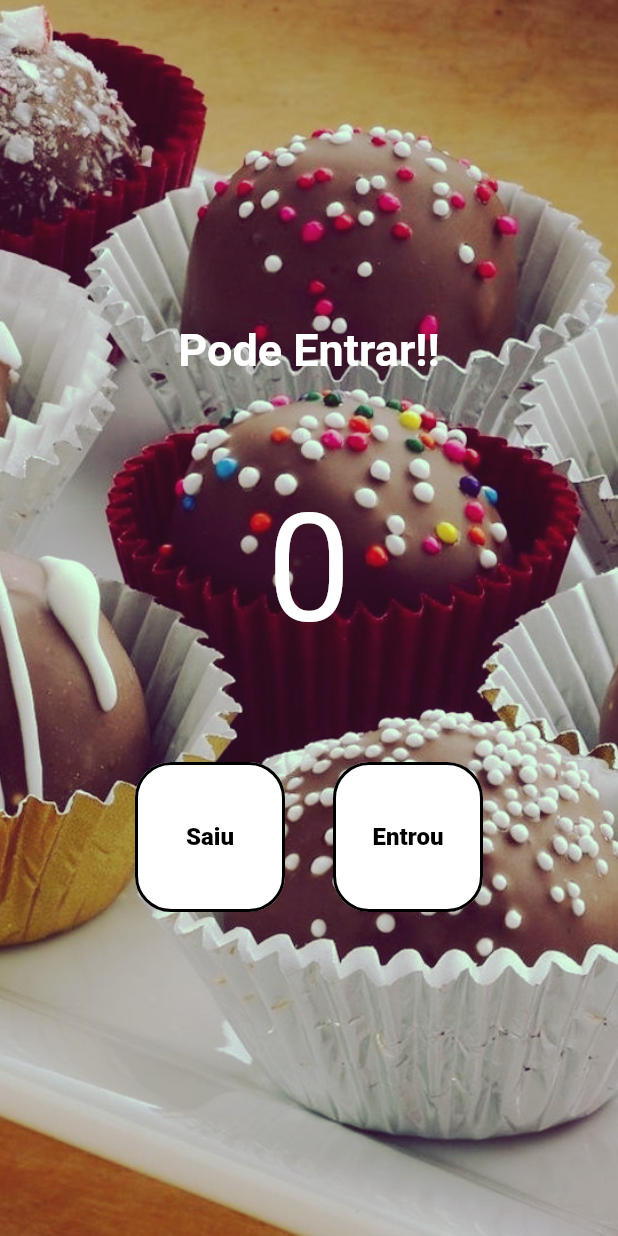
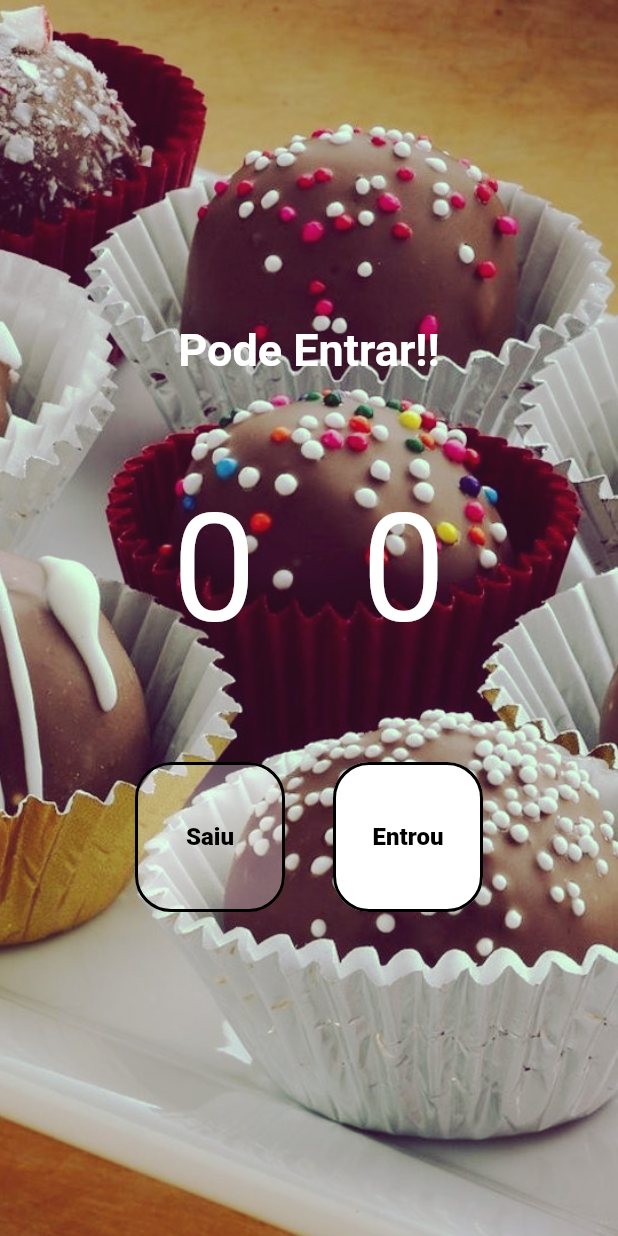
Before and after one commit to zamuelfernandes/contador, a Flutter app: the screen it shows after launch, after a tap on "Entrou", after a tap on "Saiu", on a phone screen of 412 x 824 dp. Run offline on Flutter 3.47's test engine with Material 2 defaults, Android fonts, the phone set to English and light mode, and no system bars.

Commit message:
Personalizações adicionais

```diff
--- a/lib/main.dart
+++ b/lib/main.dart
@@ -25,17 +25,23 @@ class HomePage extends StatefulWidget {
 }
 
 class _HomePageState extends State<HomePage> {
-  int count = 0;
+  int count1 = 0;
+  int count2 = 0;
+
+  bool get isEmpty => count1 == 0;
+  bool get isFull => count1 == 20;
 
   void decrement() {
     setState(() {
-      count--;
+      count1--;
+      count2--;
     });
   }
 
   void increment() {
     setState(() {
-      count++;
+      count1++;
+      count2++;
     });
   }
 
@@ -53,10 +59,10 @@ class _HomePageState extends State<HomePage> {
         child: Column(
           mainAxisAlignment: MainAxisAlignment.center,
           children: [
-            //CAMPO DE INFORMAÇÃO
-            const Text(
-              'Pode Entrar!!',
-              style: TextStyle(
+            //CAMPO DE INFORMAÇÃO ----------------------------------
+            Text(
+              isFull ? 'LOTADO!!' : 'Pode Entrar!!',
+              style: const TextStyle(
                 fontSize: 30,
                 color: Colors.white,
                 fontWeight: FontWeight.w700,
@@ -64,26 +70,40 @@ class _HomePageState extends State<HomePage> {
               textAlign: TextAlign.center,
             ),
 
-            //CAMPO DO VALOR
+            //CAMPO DOS VALORES -----------------------------------
             Padding(
-              padding: const EdgeInsets.all(70),
-              child: Text(
-                '$count',
-                style: const TextStyle(
-                  fontSize: 100,
-                  color: Colors.white,
-                ),
+              padding: const EdgeInsets.only(top: 70, bottom: 70),
+              child: Row(
+                mainAxisAlignment: MainAxisAlignment.center,
+                children: [
+                  Text(
+                    '$count1',
+                    style: TextStyle(
+                      fontSize: 100,
+                      color: isFull ? Colors.red : Colors.white,
+                    ),
+                  ),
+                  const SizedBox(width: 70),
+                  Text(
+                    '$count2',
+                    style: TextStyle(
+                      fontSize: 100,
+                      color: isFull ? Colors.red : Colors.white,
+                    ),
+                  ),
+                ],
               ),
             ),
 
-            //ROW COM OS BOTÕES
+            //ROW COM OS BOTÕES ----------------------------------
             Row(
               mainAxisAlignment: MainAxisAlignment.center,
               children: [
-                //BOTÃO DE SAIU
+                //BOTÃO DE SAIU ---------------------------------
                 TextButton(
                   style: TextButton.styleFrom(
-                    backgroundColor: Colors.white,
+                    backgroundColor:
+                        isEmpty ? Colors.white.withOpacity(0.3) : Colors.white,
                     fixedSize: const Size(100, 100),
                     primary: Colors.black,
                     shape: RoundedRectangleBorder(
@@ -94,7 +114,7 @@ class _HomePageState extends State<HomePage> {
                       borderRadius: BorderRadius.circular(24),
                     ),
                   ),
-                  onPressed: decrement,
+                  onPressed: isEmpty ? null : decrement,
                   child: const Text(
                     'Saiu',
                     style: TextStyle(
@@ -105,10 +125,11 @@ class _HomePageState extends State<HomePage> {
                   ),
                 ),
                 const SizedBox(width: 32),
-                //BOTÃO DE ENTROU
+                //BOTÃO DE ENTROU ------------------------------
                 TextButton(
                   style: TextButton.styleFrom(
-                    backgroundColor: Colors.white,
+                    backgroundColor:
+                        isFull ? Colors.white.withOpacity(0.3) : Colors.white,
                     fixedSize: const Size(100, 100),
                     primary: Colors.black,
                     shape: RoundedRectangleBorder(
@@ -119,7 +140,7 @@ class _HomePageState extends State<HomePage> {
                       borderRadius: BorderRadius.circular(24),
                     ),
                   ),
-                  onPressed: increment,
+                  onPressed: isFull ? null : increment,
                   child: const Text(
                     'Entrou',
                     style: TextStyle(
```
